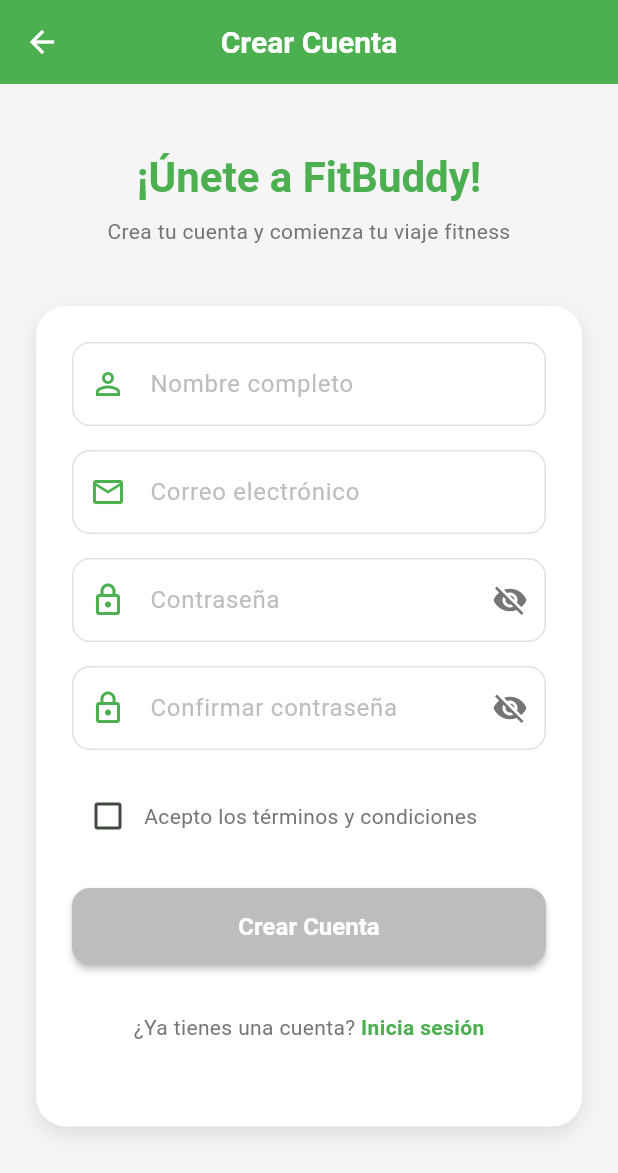
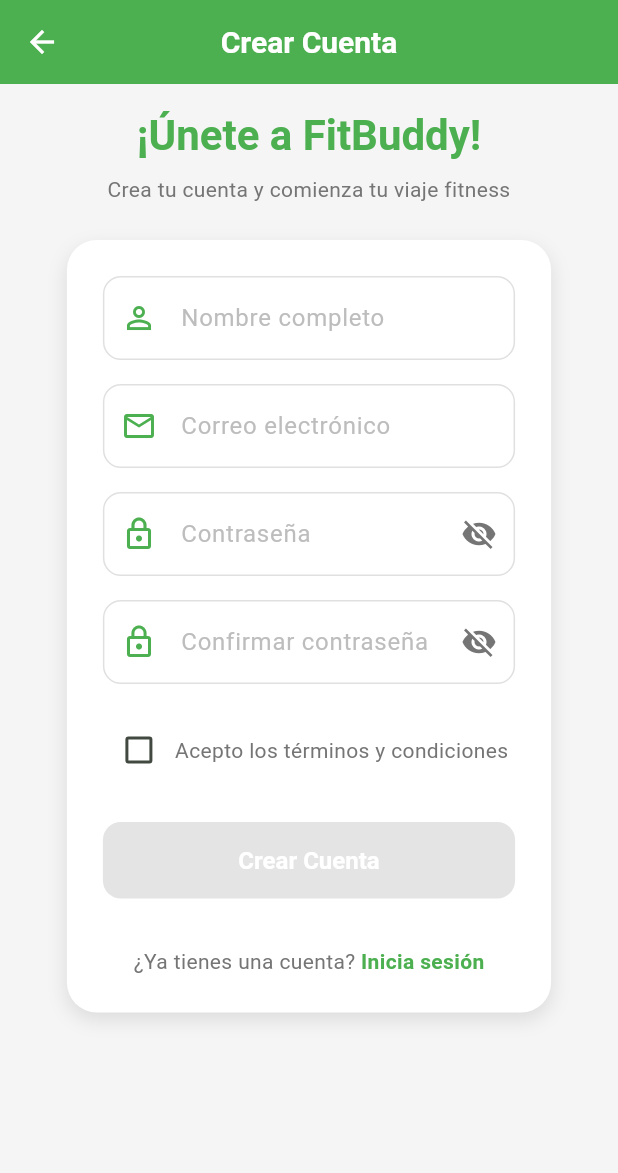
Before and after one commit to NytroPlay/fitbuddy, a Flutter app: the screen it shows after launch, after a tap on "Iniciar Sesión", after a tap on "Regístrate", on a phone screen of 412 x 824 dp. Shown: the top 1173 px of the screen. Run offline on Flutter 3.47's test engine with Material 3 defaults, Android fonts, the phone set to English and light mode, and no system bars; our stand-ins replace image_picker, lottie, shared_preferences; accounts and stored records are empty.

Commit message:
actualizacion para abrir en emualador movil, se mejoro el responsive

```diff
--- /dev/null
+++ b/flutter_launcher_icons.yaml
@@ -0,0 +1,6 @@
+flutter_icons:
+  android: "launcher_icon"
+  ios: true
+  image_path: "assets/icon/icon.png"
+  adaptive_icon_background: "#FFFFFF"
+  adaptive_icon_foreground: "assets/icon/icon_foreground.png" # Opcional
--- a/lib/screens/login_screen.dart
+++ b/lib/screens/login_screen.dart
@@ -1,3 +1,5 @@
+// lib/screens/login_screen.dart
+
 import 'package:flutter/material.dart';
 import 'package:provider/provider.dart';
 import '../../auth/auth_provider.dart';
@@ -35,10 +37,8 @@
         _emailController.text.trim(),
         _passwordController.text.trim(),
       );
-
-      if (success) {
-        if (!context.mounted) return;
-        Navigator.pushNamedAndRemoveUntil(context, '/main', (route) => false);
+      if (success && context.mounted) {
+        Navigator.pushNamedAndRemoveUntil(context, '/main', (r) => false);
       }
     } finally {
       if (mounted) setState(() => _isLoading = false);
@@ -58,17 +58,26 @@
         elevation: 0,
       ),
       body: SafeArea(
+        child: LayoutBuilder(
+          builder: (context, constraints) {
+            // Máximo ancho de la tarjeta en pantallas muy grandes
+            final maxWidth = constraints.maxWidth > 600
+                ? 600.0
+                : constraints.maxWidth * 0.9;
+
+            return Align(
+              alignment: Alignment.topCenter,
+              child: ConstrainedBox(
+                constraints: BoxConstraints(maxWidth: maxWidth),
                 child: SingleChildScrollView(
-          padding: const EdgeInsets.all(24),
+                  padding: const EdgeInsets.fromLTRB(24, 16, 24, 40),
                   child: Column(
                     crossAxisAlignment: CrossAxisAlignment.stretch,
                     children: [
-              const SizedBox(height: 40),
-              Center(
-                child: Column(
-                  children: [
+                      // Cabecera junto al AppBar
                       Text(
                         '¡Bienvenido de nuevo!',
+                        textAlign: TextAlign.center,
                         style: Theme.of(context).textTheme.headlineMedium
                             ?.copyWith(
                               color: AppColors.primary,
@@ -78,14 +87,15 @@
                       const SizedBox(height: 8),
                       Text(
                         'Inicia sesión para continuar',
+                        textAlign: TextAlign.center,
                         style: Theme.of(context).textTheme.bodyMedium?.copyWith(
                           color: AppColors.textSecondary,
                         ),
                       ),
-                  ],
-                ),
-              ),
-              const SizedBox(height: 40),
+
+                      const SizedBox(height: 24),
+
+                      // Caja blanca con el formulario
                       Container(
                         padding: const EdgeInsets.all(24),
                         decoration: BoxDecoration(
@@ -107,11 +117,15 @@
                               if (authProvider.error != null) ...[
                                 Text(
                                   authProvider.error!,
-                          style: const TextStyle(color: AppColors.error),
+                                  style: const TextStyle(
+                                    color: AppColors.error,
+                                  ),
                                   textAlign: TextAlign.center,
                                 ),
                                 const SizedBox(height: 12),
                               ],
+
+                              // Email
                               TextFormField(
                                 controller: _emailController,
                                 keyboardType: TextInputType.emailAddress,
@@ -125,6 +139,8 @@
                                 validator: Validators.validateEmail,
                               ),
                               const SizedBox(height: 16),
+
+                              // Contraseña
                               TextFormField(
                                 controller: _passwordController,
                                 obscureText: !_isPasswordVisible,
@@ -142,27 +158,37 @@
                                       color: AppColors.textSecondary,
                                     ),
                                     onPressed: () => setState(
-                              () => _isPasswordVisible = !_isPasswordVisible,
+                                      () => _isPasswordVisible =
+                                          !_isPasswordVisible,
                                     ),
                                   ),
                                 ),
                                 validator: Validators.validatePassword,
                               ),
                               const SizedBox(height: 24),
+
+                              // Botón Iniciar sesión
                               ElevatedButton(
                                 onPressed: _isLoading
                                     ? null
                                     : () => _handleLogin(context),
                                 style: ElevatedButton.styleFrom(
-                          padding: const EdgeInsets.symmetric(vertical: 16),
+                                  backgroundColor: AppColors.primary,
+                                  padding: const EdgeInsets.symmetric(
+                                    vertical: 16,
+                                  ),
                                   shape: RoundedRectangleBorder(
                                     borderRadius: BorderRadius.circular(12),
                                   ),
-                          backgroundColor: AppColors.primary,
                                 ),
                                 child: _isLoading
-                            ? const CircularProgressIndicator(
+                                    ? const SizedBox(
+                                        height: 20,
+                                        width: 20,
+                                        child: CircularProgressIndicator(
                                           color: Colors.white,
+                                          strokeWidth: 2,
+                                        ),
                                       )
                                     : const Text(
                                         'Iniciar Sesión',
@@ -173,7 +199,10 @@
                                         ),
                                       ),
                               ),
+
                               const SizedBox(height: 32),
+
+                              // Link a registro
                               Row(
                                 mainAxisAlignment: MainAxisAlignment.center,
                                 children: [
@@ -181,21 +210,21 @@
                                     '¿No tienes cuenta? ',
                                     style: TextStyle(
                                       color: AppColors.textSecondary,
-                              fontSize: 14,
                                     ),
                                   ),
                                   GestureDetector(
                                     onTap: _isLoading
                                         ? null
-                                : () =>
-                                      Navigator.pushNamed(context, '/register'),
+                                        : () => Navigator.pushNamed(
+                                            context,
+                                            '/register',
+                                          ),
                                     child: Text(
                                       'Regístrate',
                                       style: TextStyle(
                                         color: _isLoading
                                             ? AppColors.textSecondary
                                             : AppColors.primary,
-                                fontSize: 14,
                                         fontWeight: FontWeight.w600,
                                       ),
                                     ),
@@ -211,5 +240,9 @@
                 ),
               ),
             );
+          },
+        ),
+      ),
+    );
   }
 }
--- a/lib/screens/register_screen.dart
+++ b/lib/screens/register_screen.dart
@@ -1,3 +1,5 @@
+// lib/screens/register_screen.dart
+
 import 'package:flutter/material.dart';
 import 'package:provider/provider.dart';
 import '../../auth/auth_provider.dart';
@@ -47,6 +49,7 @@
 
     setState(() => _isSubmitting = true);
     final authProvider = Provider.of<AuthProvider>(context, listen: false);
+
     final newUser = User(
       id: DateTime.now().millisecondsSinceEpoch.toString(),
       name: _nameController.text.trim(),
@@ -60,11 +63,9 @@
 
     try {
       final success = await authProvider.register(newUser);
-      if (success) {
-        if (!context.mounted) return;
+      if (success && context.mounted) {
         Navigator.pushReplacementNamed(context, '/main');
-      } else {
-        if (!context.mounted) return;
+      } else if (context.mounted) {
         ScaffoldMessenger.of(context).showSnackBar(
           const SnackBar(
             content: Text('Error al registrar usuario'),
@@ -73,13 +74,14 @@
         );
       }
     } catch (e) {
-      if (!context.mounted) return;
+      if (context.mounted) {
         ScaffoldMessenger.of(context).showSnackBar(
           SnackBar(
             content: Text('Error: ${e.toString()}'),
             backgroundColor: AppColors.error,
           ),
         );
+      }
     } finally {
       if (mounted) setState(() => _isSubmitting = false);
     }
@@ -96,17 +98,25 @@
         elevation: 0,
       ),
       body: SafeArea(
+        child: LayoutBuilder(
+          builder: (context, constraints) {
+            // Limita ancho máximo en pantallas grandes
+            final maxWidth = constraints.maxWidth > 600
+                ? 600.0
+                : constraints.maxWidth * 0.9;
+
+            return Align(
+              alignment: Alignment.topCenter,
+              child: ConstrainedBox(
+                constraints: BoxConstraints(maxWidth: maxWidth),
                 child: SingleChildScrollView(
-          padding: const EdgeInsets.all(24),
+                  padding: const EdgeInsets.fromLTRB(24, 16, 24, 40),
                   child: Column(
                     crossAxisAlignment: CrossAxisAlignment.stretch,
                     children: [
-              const SizedBox(height: 20),
-              Center(
-                child: Column(
-                  children: [
                       Text(
                         '¡Únete a FitBuddy!',
+                        textAlign: TextAlign.center,
                         style: Theme.of(context).textTheme.headlineMedium
                             ?.copyWith(
                               color: AppColors.primary,
@@ -116,15 +126,13 @@
                       const SizedBox(height: 8),
                       Text(
                         'Crea tu cuenta y comienza tu viaje fitness',
+                        textAlign: TextAlign.center,
                         style: Theme.of(context).textTheme.bodyMedium?.copyWith(
                           color: AppColors.textSecondary,
                         ),
-                      textAlign: TextAlign.center,
                       ),
-                  ],
-                ),
-              ),
-              const SizedBox(height: 40),
+                      const SizedBox(height: 24),
+
                       Container(
                         padding: const EdgeInsets.all(24),
                         decoration: BoxDecoration(
@@ -143,6 +151,7 @@
                           child: Column(
                             crossAxisAlignment: CrossAxisAlignment.stretch,
                             children: [
+                              // Nombre
                               TextFormField(
                                 controller: _nameController,
                                 decoration: InputDecoration(
@@ -156,6 +165,8 @@
                                 textInputAction: TextInputAction.next,
                               ),
                               const SizedBox(height: 16),
+
+                              // Email
                               TextFormField(
                                 controller: _emailController,
                                 keyboardType: TextInputType.emailAddress,
@@ -168,9 +179,10 @@
                                 ),
                                 validator: Validators.validateEmail,
                                 textInputAction: TextInputAction.next,
-                        autocorrect: false,
                               ),
                               const SizedBox(height: 16),
+
+                              // Contraseña
                               TextFormField(
                                 controller: _passwordController,
                                 obscureText: !_isPasswordVisible,
@@ -188,7 +200,8 @@
                                       color: AppColors.textSecondary,
                                     ),
                                     onPressed: () => setState(
-                              () => _isPasswordVisible = !_isPasswordVisible,
+                                      () => _isPasswordVisible =
+                                          !_isPasswordVisible,
                                     ),
                                   ),
                                 ),
@@ -196,6 +209,8 @@
                                 textInputAction: TextInputAction.next,
                               ),
                               const SizedBox(height: 16),
+
+                              // Confirmar contraseña
                               TextFormField(
                                 controller: _confirmPasswordController,
                                 obscureText: !_isConfirmPasswordVisible,
@@ -218,27 +233,31 @@
                                     ),
                                   ),
                                 ),
-                        validator: (value) =>
+                                validator: (val) =>
                                     Validators.validateConfirmPassword(
-                              value,
+                                      val,
                                       _passwordController.text,
                                     ),
                                 textInputAction: TextInputAction.done,
                                 onFieldSubmitted: (_) => _submitForm(context),
                               ),
                               const SizedBox(height: 20),
+
+                              // Aceptar términos
                               Row(
                                 children: [
                                   Checkbox(
                                     value: _acceptTerms,
-                            onChanged: (v) =>
-                                setState(() => _acceptTerms = v ?? false),
                                     activeColor: AppColors.primary,
+                                    onChanged: (v) => setState(
+                                      () => _acceptTerms = v ?? false,
+                                    ),
                                   ),
                                   Expanded(
                                     child: GestureDetector(
-                              onTap: () =>
-                                  setState(() => _acceptTerms = !_acceptTerms),
+                                      onTap: () => setState(
+                                        () => _acceptTerms = !_acceptTerms,
+                                      ),
                                       child: Text(
                                         'Acepto los términos y condiciones',
                                         style: TextStyle(
@@ -251,22 +270,29 @@
                                 ],
                               ),
                               const SizedBox(height: 24),
+
+                              // Botón Crear cuenta
                               ElevatedButton(
-                        onPressed: _isSubmitting
-                            ? null
-                            : () => _submitForm(context),
+                                onPressed: (_acceptTerms && !_isSubmitting)
+                                    ? () => _submitForm(context)
+                                    : null,
                                 style: ElevatedButton.styleFrom(
-                          padding: const EdgeInsets.symmetric(vertical: 16),
+                                  backgroundColor: AppColors.primary,
+                                  padding: const EdgeInsets.symmetric(
+                                    vertical: 16,
+                                  ),
                                   shape: RoundedRectangleBorder(
                                     borderRadius: BorderRadius.circular(12),
                                   ),
-                          backgroundColor: _acceptTerms && !_isSubmitting
-                              ? AppColors.primary
-                              : AppColors.textHint,
                                 ),
                                 child: _isSubmitting
-                            ? const CircularProgressIndicator(
+                                    ? const SizedBox(
+                                        height: 20,
+                                        width: 20,
+                                        child: CircularProgressIndicator(
                                           color: Colors.white,
+                                          strokeWidth: 2,
+                                        ),
                                       )
                                     : const Text(
                                         'Crear Cuenta',
@@ -278,6 +304,8 @@
                                       ),
                               ),
                               const SizedBox(height: 32),
+
+                              // Link a login
                               Row(
                                 mainAxisAlignment: MainAxisAlignment.center,
                                 children: [
@@ -285,7 +313,6 @@
                                     '¿Ya tienes una cuenta? ',
                                     style: TextStyle(
                                       color: AppColors.textSecondary,
-                              fontSize: 14,
                                     ),
                                   ),
                                   GestureDetector(
@@ -298,14 +325,12 @@
                                         color: _isSubmitting
                                             ? AppColors.textSecondary
                                             : AppColors.primary,
-                                fontSize: 14,
                                         fontWeight: FontWeight.w600,
                                       ),
                                     ),
                                   ),
                                 ],
                               ),
-                      const SizedBox(height: 32),
                             ],
                           ),
                         ),
@@ -315,5 +340,9 @@
                 ),
               ),
             );
+          },
+        ),
+      ),
+    );
   }
 }
--- a/pubspec.yaml
+++ b/pubspec.yaml
@@ -28,17 +28,18 @@
 
   # Utilities
   intl: ^0.20.2
-  uuid: ^3.0.6      # <— Agregado para generar IDs únicos en los posts
+  uuid: ^3.0.6
 
 dev_dependencies:
   flutter_test:
     sdk: flutter
   flutter_lints: ^5.0.0
+  flutter_launcher_icons: ^0.13.1  # <-- Añadido para generar íconos
 
 flutter:
   uses-material-design: true
   assets:
     - assets/lottie/
-    # - assets/images/ (añade si tienes imágenes)
+    - assets/icon/icon.png  # <-- Añadido para el ícono de la app
   # fonts: (añade si usas fuentes personalizadas)
   #   - family: ...
```
Also changed, not shown: assets/icon/icon.png (added), pubspec.lock, 9 other files. Lines whose indentation alone changed are shown as unchanged.
